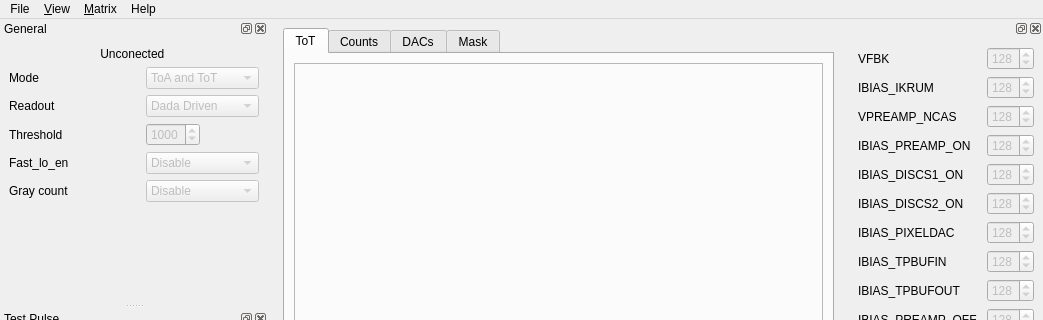
This is python/ui/MainWnd.ui in navrit/dexter as Qt 5 draws it before an edit; both pictures show x 0 to 1043 and y 0 to 320 of the 1043 by 823 pixel window. The edited form follows.
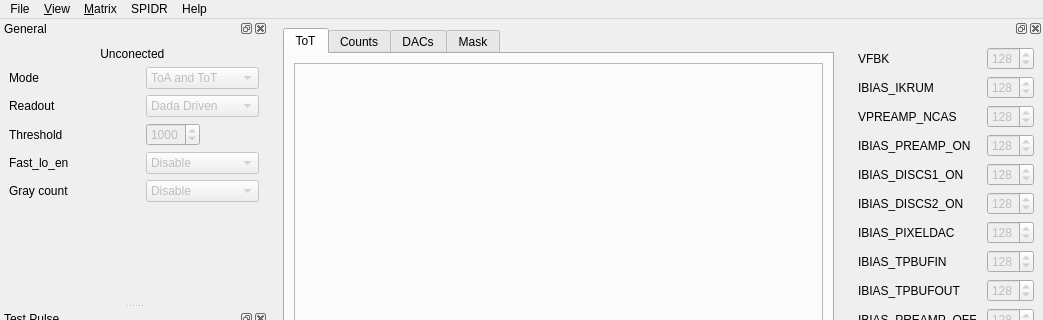
This is the edited form. Icons and pictures are not drawn. Custom widgets are drawn as their Qt base class.

Commit message: [python] about spidr dlg

Diff of the .ui file:
```diff
--- a/python/ui/MainWnd.ui
+++ b/python/ui/MainWnd.ui
@@ -191,9 +191,20 @@
     <addaction name="separator"/>
     <addaction name="actionEqualize"/>
    </widget>
+   <widget class="QMenu" name="menuSPIDR">
+    <property name="enabled">
+     <bool>true</bool>
+    </property>
+    <property name="title">
+     <string>SPIDR</string>
+    </property>
+    <addaction name="actionSPIDRSettings"/>
+    <addaction name="actionSPIDRAbout"/>
+   </widget>
    <addaction name="menuFile"/>
    <addaction name="menuOperation"/>
    <addaction name="menuMatrix"/>
+   <addaction name="menuSPIDR"/>
    <addaction name="menuHelp"/>
   </widget>
   <widget class="QStatusBar" name="statusbar"/>
```
Left out of the diff: 23 changed lines with no effect on the pictures. The commit also changes 8 other files.
